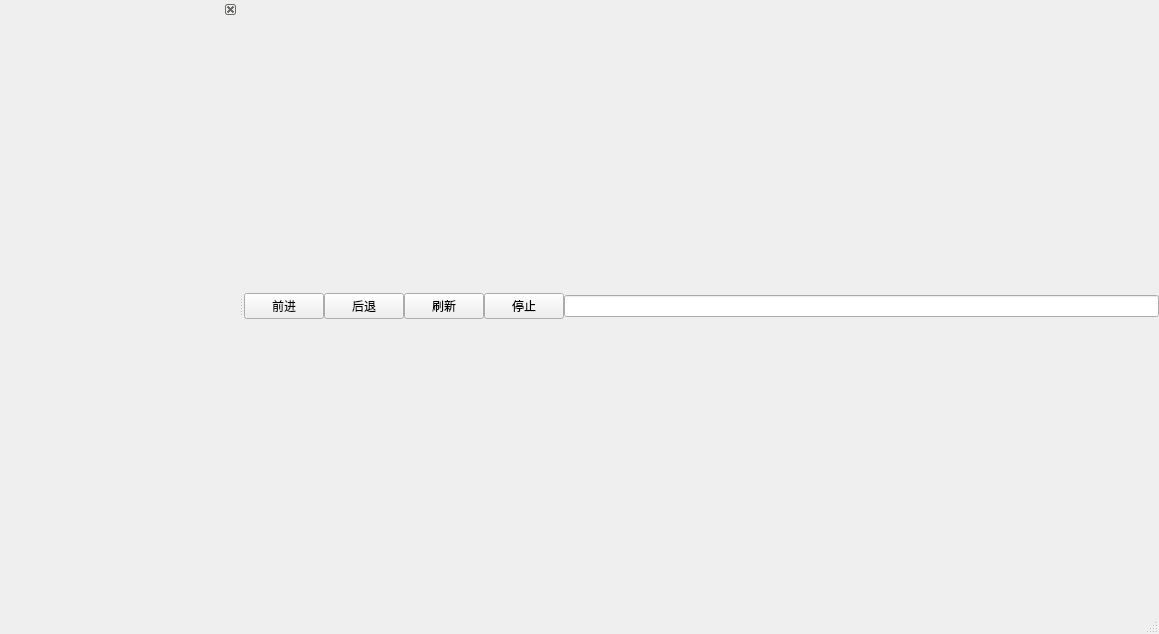
wangsawfer/QtmusicPlayer, file web.ui: the form before one commit.
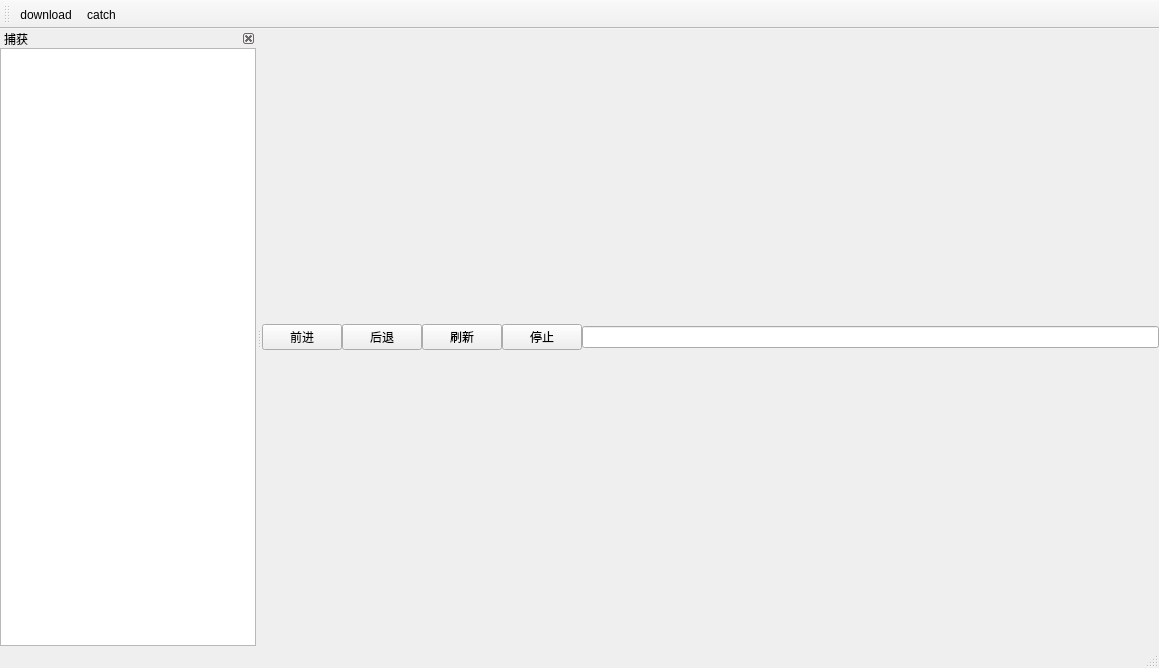
The form after the commit. Icons and pictures are not drawn.

```diff
--- a/web.ui
+++ b/web.ui
@@ -7,7 +7,7 @@
     <x>0</x>
     <y>0</y>
     <width>1159</width>
-    <height>634</height>
+    <height>668</height>
    </rect>
   </property>
   <property name="windowTitle">
@@ -92,6 +92,9 @@
    <property name="features">
     <set>QDockWidget::DockWidgetFeature::DockWidgetClosable</set>
    </property>
+   <property name="windowTitle">
+    <string>捕获</string>
+   </property>
    <attribute name="dockWidgetArea">
     <number>1</number>
    </attribute>
@@ -113,11 +116,60 @@
       <number>0</number>
      </property>
      <item row="0" column="0">
-      <widget class="QWidget" name="widget_2" native="true"/>
+      <widget class="QPlainTextEdit" name="detectoutput">
+       <property name="readOnly">
+        <bool>true</bool>
+       </property>
+      </widget>
      </item>
     </layout>
    </widget>
   </widget>
+  <widget class="QMenuBar" name="menubar">
+   <property name="geometry">
+    <rect>
+     <x>0</x>
+     <y>0</y>
+     <width>1159</width>
+     <height>33</height>
+    </rect>
+   </property>
+  </widget>
+  <widget class="QToolBar" name="toolBar">
+   <property name="windowTitle">
+    <string>toolBar</string>
+   </property>
+   <attribute name="toolBarArea">
+    <enum>TopToolBarArea</enum>
+   </attribute>
+   <attribute name="toolBarBreak">
+    <bool>false</bool>
+   </attribute>
+   <addaction name="actiondownload"/>
+   <addaction name="actioncatch"/>
+  </widget>
+  <action name="actiondownload">
+   <property name="icon">
+    <iconset theme="QIcon::ThemeIcon::GoDown"/>
+   </property>
+   <property name="text">
+    <string>download</string>
+   </property>
+   <property name="menuRole">
+    <enum>QAction::MenuRole::NoRole</enum>
+   </property>
+  </action>
+  <action name="actioncatch">
+   <property name="text">
+    <string>catch</string>
+   </property>
+   <property name="shortcut">
+    <string>F</string>
+   </property>
+   <property name="menuRole">
+    <enum>QAction::MenuRole::NoRole</enum>
+   </property>
+  </action>
  </widget>
  <resources/>
  <connections/>
```
Left out of the diff: 10 changed lines with no effect on the pictures.
